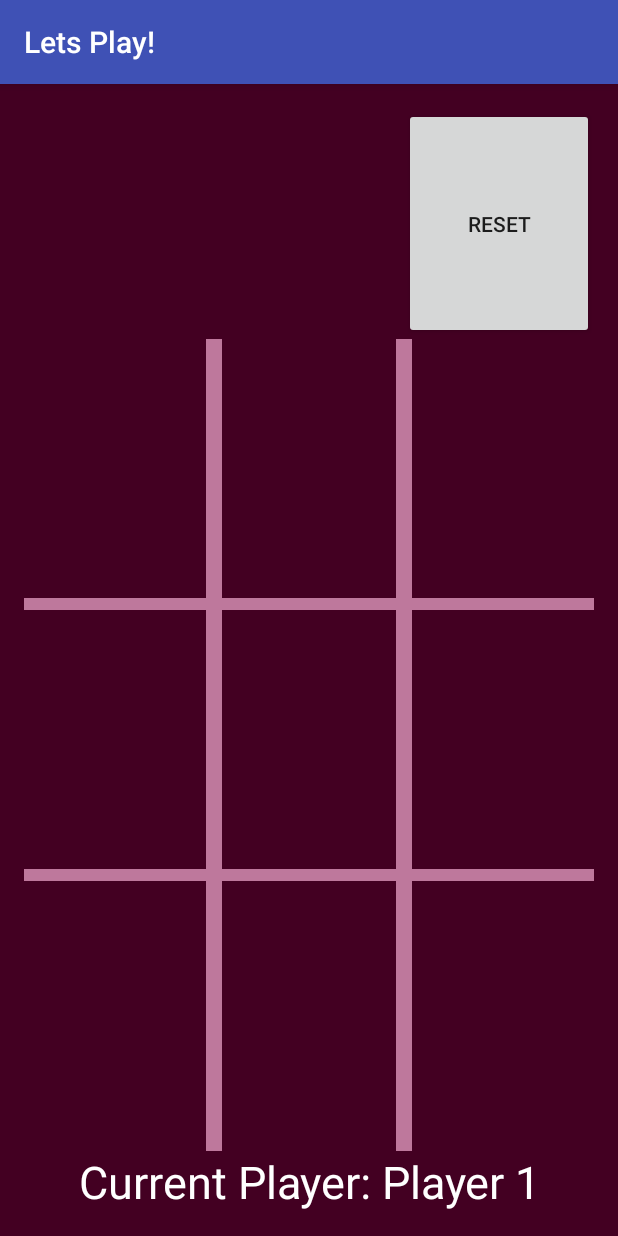
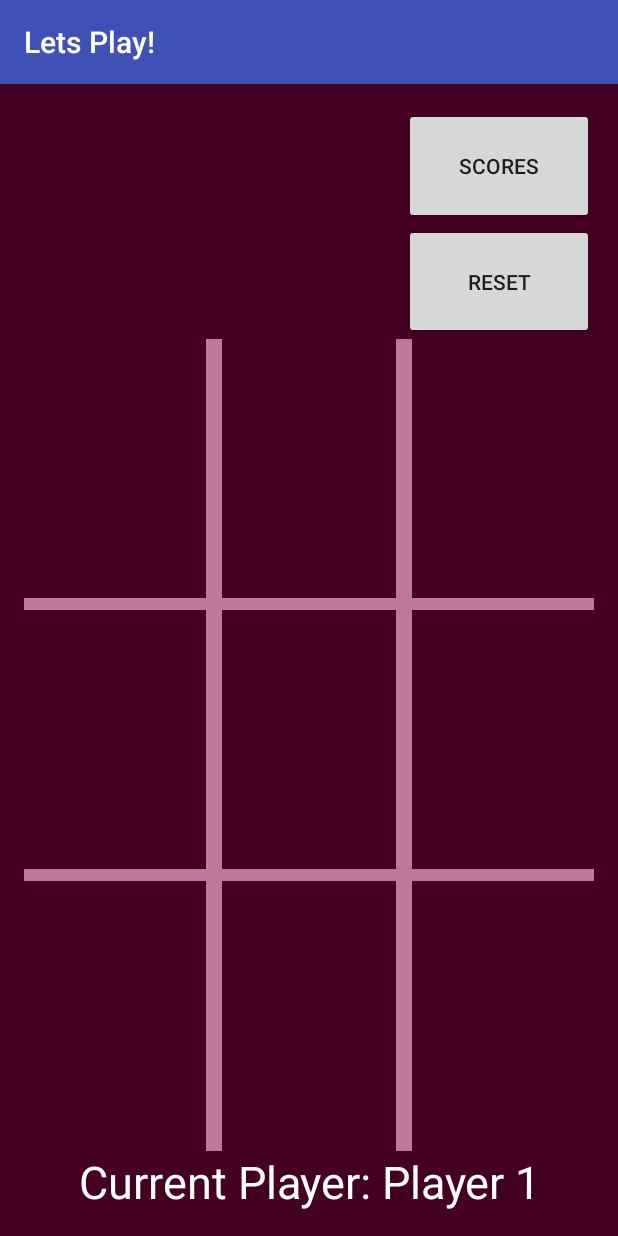
Before and after one commit to cryptonym0/tic-tac-toe, an Android app: the PlayGame screen opened directly, with no data from a screen before it, on a phone screen of 412 x 824 dp. Run offline under Robolectric (Android 15) with nearby library versions, the phone set to English and light mode, and no system bars.

Commit message:
Some basic logic, making sure activities close. TODO: AI Implementation Sounds CleanUp

```diff
--- a/app/src/main/java/com/example/t00055219/tictacded/EnterNames.java
+++ b/app/src/main/java/com/example/t00055219/tictacded/EnterNames.java
@@ -202,7 +202,6 @@ public class EnterNames extends AppCompatActivity {
         }else{
             p1=p1Input.getText().toString();
         }
-
         if (p2Input.getText().toString().length() == 0) {
             p2 = "Player 2";
         } else {
--- a/app/src/main/java/com/example/t00055219/tictacded/PlayGame.java
+++ b/app/src/main/java/com/example/t00055219/tictacded/PlayGame.java
@@ -117,9 +117,17 @@ public class PlayGame extends AppCompatActivity {
                     reset();
                     break;
                 }
+                case R.id.scoresButton:{
+                    Log.d("Scores Called", "Scores CASE");
+                    Intent intent = new Intent(PlayGame.this, Scores.class);
+                    startActivity(intent);
+                    break;
+                }
             }
         }
     };
+
+
 
     //Game Action handles gameplay
     //listener for which button on the game board was hit
@@ -313,7 +321,7 @@ public class PlayGame extends AppCompatActivity {
         findViewById(R.id.btn8).setOnClickListener(gameAction);
         findViewById(R.id.btn9).setOnClickListener(gameAction);
         findViewById(R.id.btnR).setOnClickListener(optionAction);
-//        findViewById(R.id.scoresButton).setOnClickListener(optionAction);
+        findViewById(R.id.scoresButton).setOnClickListener(optionAction);
 
     }
 
@@ -434,6 +442,7 @@ public class PlayGame extends AppCompatActivity {
         else if(p1c=="ep1"){
             p1resID = getResources().getIdentifier("char_e_neutral", "drawable",  getPackageName());
         }
+        else{p1resID = getResources().getIdentifier("star", "drawable",  getPackageName());}
         return p1resID;
     }
 
@@ -455,7 +464,7 @@ public class PlayGame extends AppCompatActivity {
         }
         else if(p2c=="ep2"){
             p2resID = getResources().getIdentifier("char_e_neutral", "drawable",  getPackageName());
-        }
+        }else{p2resID = getResources().getIdentifier("star2", "drawable",  getPackageName());}
         return  p2resID;
     }
 
--- a/app/src/main/java/com/example/t00055219/tictacded/Scores.java
+++ b/app/src/main/java/com/example/t00055219/tictacded/Scores.java
@@ -6,12 +6,8 @@ import android.support.v7.app.AppCompatActivity;
 import android.os.Bundle;
 import android.view.View;
 import android.widget.Button;
-import android.widget.EditText;
 import android.widget.ImageButton;
 import android.widget.TextView;
-
-import static com.example.t00055219.tictacded.R.string.p1;
-import static com.example.t00055219.tictacded.R.string.p2;
 
 public class Scores extends AppCompatActivity {
 
@@ -39,13 +35,13 @@ public class Scores extends AppCompatActivity {
 
         findViewById(R.id.sReset).setOnClickListener(resetMe);
         findViewById(R.id.pReset).setOnClickListener(resetMe);
+        findViewById(R.id.pClose).setOnClickListener(resetMe);
 
         p1Name.setText(values.getString("p1", "Player 1"));
         p2Name.setText(values.getString("p2", "Player 2"));
         p1Win.setText(values.getString("p1w", "0"));
         p2Win.setText(values.getString("p2w", "0"));
         editor.apply();
-
     }
 
 
@@ -66,6 +62,9 @@ public class Scores extends AppCompatActivity {
                     finish();//Close this activity
                     break;
                 }
+                case R.id.pClose:{
+                    finish();
+                }
             }
 
         }
@@ -74,7 +73,6 @@ public class Scores extends AppCompatActivity {
     public void resetScore(){
         p1Win.setText("0");
         p2Win.setText("0");
-
         editor.putString("p1w", p1Win.getText().toString());
         editor.putString("p2w", p2Win.getText().toString());
         editor.apply();
--- a/app/src/main/res/layout-land/activity_main.xml
+++ /dev/null
@@ -1,6 +0,0 @@
-<?xml version="1.0" encoding="utf-8"?>
-<LinearLayout xmlns:android="http://schemas.android.com/apk/res/android"
-    android:orientation="vertical" android:layout_width="match_parent"
-    android:layout_height="match_parent">
-
-</LinearLayout>
--- a/app/src/main/res/layout-land/activity_play_game.xml
+++ /dev/null
@@ -1,193 +0,0 @@
-<?xml version="1.0" encoding="utf-8"?>
-<LinearLayout xmlns:android="http://schemas.android.com/apk/res/android"
-xmlns:tools="http://schemas.android.com/tools"
-android:id="@+id/activity_play_game"
-android:layout_width="match_parent"
-android:layout_height="match_parent"
-android:paddingBottom="@dimen/activity_vertical_margin"
-android:paddingLeft="@dimen/activity_horizontal_margin"
-android:paddingRight="@dimen/activity_horizontal_margin"
-android:paddingTop="@dimen/activity_vertical_margin"
-tools:context="com.example.t00055219.tictacded.PlayGame"
-android:orientation="vertical"
-android:weightSum="4"
-android:background="#430022">
-
-<LinearLayout
-    android:orientation="horizontal"
-    android:layout_width="match_parent"
-    android:layout_height="match_parent"
-    android:layout_weight="3"
-    android:animateLayoutChanges="true"
-    android:weightSum="3">
-
-    <LinearLayout
-        android:orientation="horizontal"
-        android:layout_width="match_parent"
-        android:layout_height="match_parent"
-        android:layout_weight="1">
-
-        <Button
-            android:text="@string/resetButton"
-            android:layout_width="match_parent"
-            android:layout_height="wrap_content"
-            android:id="@+id/btnR"
-            android:layout_weight="1"
-            android:textAppearance="@style/TextAppearance.AppCompat.Button"
-            android:foregroundGravity="bottom"
-            android:layout_gravity="bottom" />
-    </LinearLayout>
-
-    <LinearLayout
-        android:orientation="horizontal"
-        android:layout_width="match_parent"
-        android:layout_height="match_parent"
-        android:layout_weight="1"></LinearLayout>
-
-    <LinearLayout
-        android:orientation="horizontal"
-        android:layout_width="match_parent"
-        android:layout_height="match_parent"
-        android:layout_weight="1">
-
-    </LinearLayout>
-
-</LinearLayout>
-
-<LinearLayout
-    android:orientation="vertical"
-    android:layout_width="wrap_content"
-    android:layout_height="match_parent"
-    android:layout_weight="1"
-    android:background="#BE789C"
-    android:layout_gravity="center_vertical|center" >
-
-    <LinearLayout
-        android:orientation="horizontal"
-        android:layout_width="match_parent"
-        android:layout_height="match_parent"
-        android:weightSum="3"
-        android:layout_weight="1">
-
-        <Button
-            android:layout_width="match_parent"
-            android:layout_height="match_parent"
-            android:id="@+id/btn1"
-            android:layout_weight="1"
-            android:layout_gravity="center_vertical"
-            android:layout_marginRight="5dp"
-            android:layout_marginBottom="5dp"
-            android:background="#430022"
-            android:textAppearance="@style/TextAppearance.AppCompat.Display3" />
-
-        <Button
-            android:layout_width="match_parent"
-            android:layout_height="match_parent"
-            android:id="@+id/btn2"
-            android:layout_weight="1"
-            android:layout_gravity="center_vertical"
-            android:layout_marginLeft="5dp"
-            android:layout_marginRight="5dp"
-            android:layout_marginBottom="5dp"
-            android:background="#430022"
-            android:textAppearance="@style/TextAppearance.AppCompat.Display3" />
-
-        <Button
-            android:layout_width="match_parent"
-            android:layout_height="match_parent"
-            android:id="@+id/btn3"
-            android:layout_weight="1"
-            android:layout_gravity="center_vertical"
-            android:layout_marginLeft="5dp"
-            android:layout_marginBottom="5dp"
-            android:background="#430022"
-            android:textAppearance="@style/TextAppearance.AppCompat.Display3" />
-    </LinearLayout>
-
-    <LinearLayout
-        android:orientation="horizontal"
-        android:layout_width="match_parent"
-        android:layout_height="match_parent"
-        android:layout_weight="1"
-        android:weightSum="3">
-
-        <Button
-            android:layout_width="match_parent"
-            android:layout_height="match_parent"
-            android:id="@+id/btn4"
-            android:layout_weight="1"
-            android:layout_gravity="center_vertical"
-            android:layout_marginRight="5dp"
-            android:layout_marginBottom="5dp"
-            android:background="#430022"
-            android:textAppearance="@style/TextAppearance.AppCompat.Display3" />
-
-        <Button
-            android:layout_width="match_parent"
-            android:layout_height="match_parent"
-            android:id="@+id/btn5"
-            android:layout_weight="1"
-            android:layout_gravity="center_vertical"
-            android:layout_marginLeft="5dp"
-            android:layout_marginRight="5dp"
-            android:layout_marginBottom="5dp"
-            android:background="#430022"
-            android:textAppearance="@style/TextAppearance.AppCompat.Display3" />
-
-        <Button
-            android:layout_width="match_parent"
-            android:layout_height="match_parent"
-            android:id="@+id/btn6"
-            android:layout_weight="1"
-            android:layout_gravity="center_vertical"
-            android:layout_marginLeft="5dp"
-            android:layout_marginBottom="5dp"
-            android:background="#430022"
-            android:textAppearance="@style/TextAppearance.AppCompat.Display3" />
-
-    </LinearLayout>
-
-    <LinearLayout
-        android:orientation="horizontal"
-        android:layout_width="match_parent"
-        android:layout_height="match_parent"
-        android:layout_weight="1"
-        android:weightSum="3">
-
-        <Button
-            android:layout_width="match_parent"
-            android:layout_height="match_parent"
-            android:id="@+id/btn7"
-            android:layout_weight="1"
-            android:layout_gravity="center_vertical"
-            android:layout_marginRight="5dp"
-
-            android:background="#430022"
-            android:textAppearance="@style/TextAppearance.AppCompat.Display3" />
-
-        <Button
-            android:layout_width="match_parent"
-            android:layout_height="match_parent"
-            android:id="@+id/btn8"
-            android:layout_weight="1"
-            android:layout_gravity="center_vertical"
-            android:layout_marginLeft="5dp"
-            android:layout_marginRight="5dp"
-
-            android:background="#430022"
-            android:textAppearance="@style/TextAppearance.AppCompat.Display3" />
-
-        <Button
-            android:layout_width="match_parent"
-            android:layout_height="match_parent"
-            android:id="@+id/btn9"
-            android:layout_weight="1"
-            android:layout_gravity="center_vertical"
-            android:layout_marginLeft="5dp"
-            android:background="#430022"
-            android:textAppearance="@style/TextAppearance.AppCompat.Display3" />
-
-
-    </LinearLayout>
-</LinearLayout>
-</LinearLayout>
--- a/app/src/main/res/layout/activity_play_game.xml
+++ b/app/src/main/res/layout/activity_play_game.xml
@@ -48,15 +48,15 @@
             android:layout_weight="2"
             android:weightSum="2">
 
-            <!--<Button-->
-                <!--android:text="@string/scoresButton"-->
-                <!--android:layout_width="match_parent"-->
-                <!--android:layout_height="match_parent"-->
-                <!--android:id="@id/scoresButton"-->
-                <!--android:textAppearance="@style/TextAppearance.AppCompat.Button"-->
-                <!--android:foregroundGravity="bottom"-->
-                <!--android:layout_gravity="bottom"-->
-                <!--android:layout_weight="1"/>-->
+            <Button
+                android:text="@string/scoresButton"
+                android:layout_width="match_parent"
+                android:layout_height="match_parent"
+                android:id="@+id/scoresButton"
+                android:textAppearance="@style/TextAppearance.AppCompat.Button"
+                android:foregroundGravity="bottom"
+                android:layout_gravity="bottom"
+                android:layout_weight="1"/>
 
             <Button
                 android:text="@string/resetButton"
--- a/app/src/main/res/layout/activity_scores.xml
+++ b/app/src/main/res/layout/activity_scores.xml
@@ -128,6 +128,18 @@
             android:layout_marginTop="15sp"
             android:layout_marginBottom="15sp" />
 
+        <Button
+            android:layout_width="match_parent"
+            android:layout_height="wrap_content"
+            android:text="Close"
+            android:id="@+id/pClose"
+            android:layout_gravity="center_horizontal"
+            android:textSize="30sp"
+            android:layout_marginTop="15sp"
+            android:layout_marginBottom="15sp" />
+
 
     </LinearLayout>
+
+
 </LinearLayout>
```
